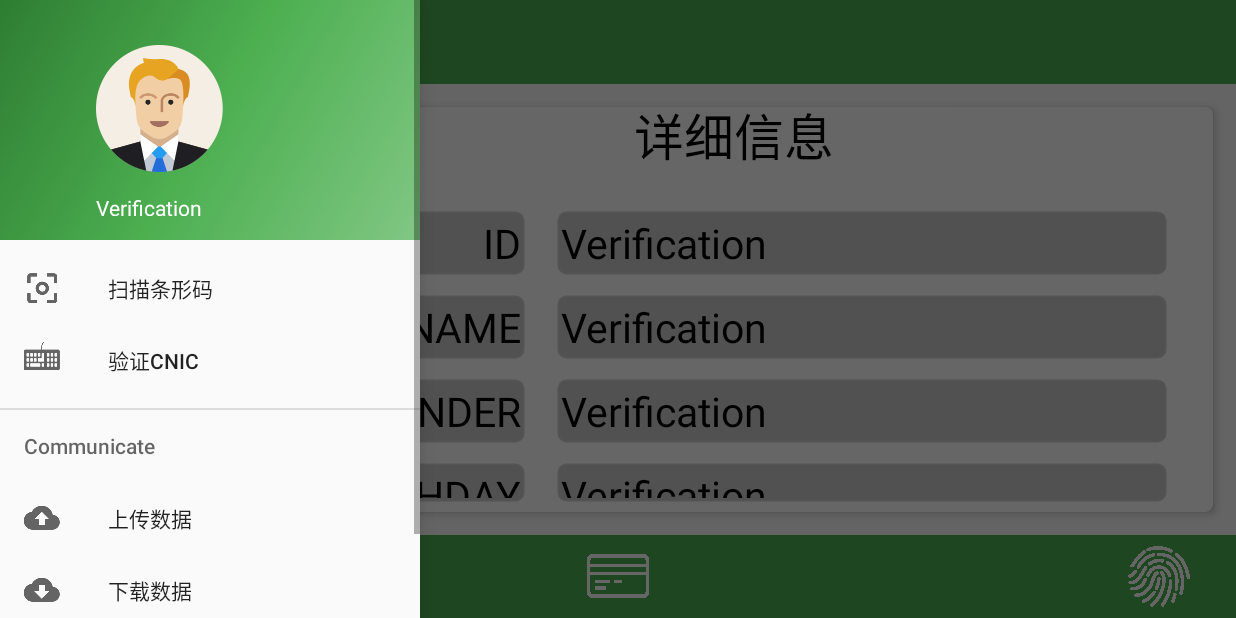
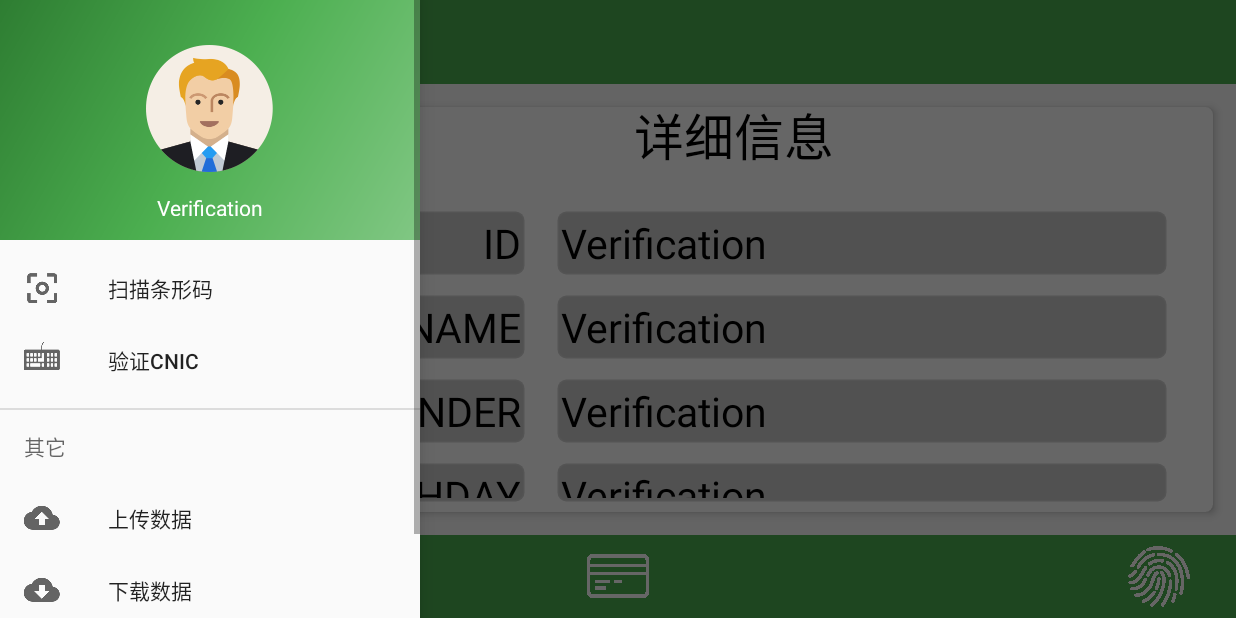
Before and after one commit to georgeemr/UsbHostModeFingerprint, an Android app: the screen it shows after launch (VerifyResultActivity), with the side drawer open, on a phone screen of 824 x 412 dp (held sideways). Run offline under Robolectric (Android 15) with nearby library versions, the phone set to English and light mode, and no system bars; libraries missing offline, so code that uses them is left out: com.j256.ormlite; 4 statements that could not run were skipped.

Commit message:
修改头像的位置

```diff
--- a/recognition/src/main/res/layout-land/nav_header_main.xml
+++ b/recognition/src/main/res/layout-land/nav_header_main.xml
@@ -12,6 +12,7 @@
     android:gravity="bottom">
 
     <ImageView
+        android:layout_gravity="center"
         android:layout_width="wrap_content"
         android:layout_height="wrap_content"
         android:paddingTop="@dimen/nav_header_vertical_spacing"
@@ -20,7 +21,8 @@
         android:contentDescription="@string/app_name"/>
 
     <TextView
-        android:layout_width="match_parent"
+        android:layout_gravity="center"
+        android:layout_width="wrap_content"
         android:layout_height="wrap_content"
         android:paddingTop="@dimen/nav_header_vertical_spacing"
         android:text="@string/app_name"
--- a/recognition/src/main/res/values/strings.xml
+++ b/recognition/src/main/res/values/strings.xml
@@ -64,7 +64,7 @@
 
     <!--验证指纹界面-->
     <string name="verify_detail">详细信息</string>
-    <string name="nav_communicate">Communicate</string>
+    <string name="nav_communicate">其它</string>
     <string name="nav_scan_barcode">扫描条形码</string>
     <string name="nav_input_ID">验证CNIC</string>
     <string name="nav_upload_data">上传数据</string>
```
